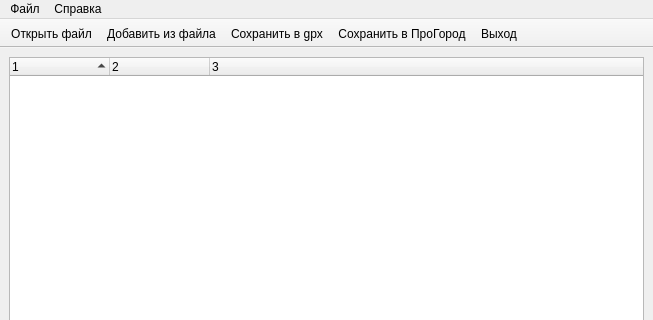
The window that ui/mainwindow.ui (aunoor/pgfconverter) describes before a commit, drawn with Qt 5; both pictures show x 0 to 653 and y 0 to 320 of the 653 by 472 pixel window.
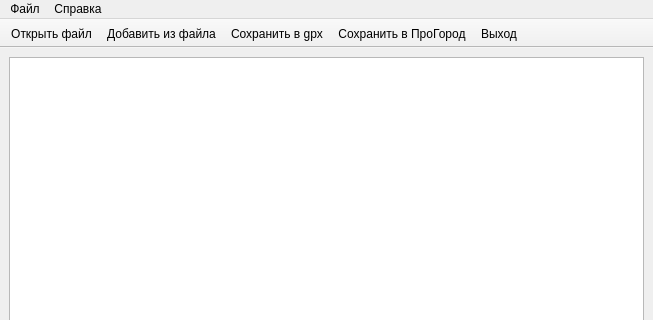
The same window after the commit.

Commit message: almost old functions, but without sort, +dragNdrop support!

Diff of the .ui file:
```diff
--- a/ui/mainwindow.ui
+++ b/ui/mainwindow.ui
@@ -16,43 +16,16 @@
   <widget class="QWidget" name="centralwidget">
    <layout class="QVBoxLayout" name="verticalLayout">
     <item>
-     <widget class="QTreeWidget" name="treeWidget">
+     <widget class="QTreeView" name="treeView">
+      <property name="dragEnabled">
+       <bool>true</bool>
+      </property>
+      <property name="dragDropMode">
+       <enum>QAbstractItemView::DragDrop</enum>
+      </property>
       <property name="sortingEnabled">
        <bool>true</bool>
       </property>
-      <property name="animated">
-       <bool>true</bool>
-      </property>
-      <property name="allColumnsShowFocus">
-       <bool>true</bool>
-      </property>
-      <property name="headerHidden">
-       <bool>false</bool>
-      </property>
-      <property name="expandsOnDoubleClick">
-       <bool>false</bool>
-      </property>
-      <property name="columnCount">
-       <number>3</number>
-      </property>
-      <attribute name="headerShowSortIndicator" stdset="0">
-       <bool>true</bool>
-      </attribute>
-      <column>
-       <property name="text">
-        <string notr="true">1</string>
-       </property>
-      </column>
-      <column>
-       <property name="text">
-        <string notr="true">2</string>
-       </property>
-      </column>
-      <column>
-       <property name="text">
-        <string notr="true">3</string>
-       </property>
-      </column>
      </widget>
     </item>
    </layout>
```
Left out of the diff: 2 changed lines with no effect on the pictures. The commit also changes 12 other files.
